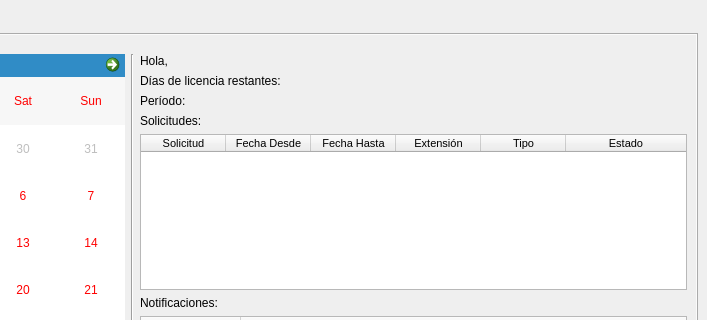
Qt form windows/EmployeeWindow.ui (santichialvo/holidaysAdministrator) before a commit; both pictures show x 443 to 1150 and y 0 to 320 of the 1150 by 515 pixel window.
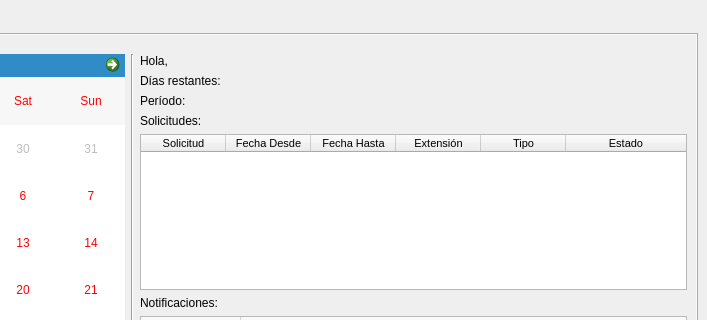
The same form after that commit. Icons and pictures are not drawn.

```diff
--- a/windows/EmployeeWindow.ui
+++ b/windows/EmployeeWindow.ui
@@ -183,13 +183,6 @@
             </column>
            </widget>
           </item>
-          <item row="1" column="0">
-           <widget class="QLabel" name="label_2">
-            <property name="text">
-             <string>Días de licencia restantes:</string>
-            </property>
-           </widget>
-          </item>
           <item row="3" column="0">
            <widget class="QLabel" name="label_3">
             <property name="text">
@@ -197,6 +190,20 @@
             </property>
            </widget>
           </item>
+          <item row="2" column="0">
+           <widget class="QLabel" name="label_periodo">
+            <property name="text">
+             <string>Período: </string>
+            </property>
+           </widget>
+          </item>
+          <item row="1" column="0">
+           <widget class="QLabel" name="label_dias">
+            <property name="text">
+             <string>Días restantes:</string>
+            </property>
+           </widget>
+          </item>
           <item row="0" column="0">
            <widget class="QLabel" name="label_presentacion">
             <property name="text">
@@ -261,13 +268,6 @@
             </column>
            </widget>
           </item>
-          <item row="2" column="0">
-           <widget class="QLabel" name="label">
-            <property name="text">
-             <string>Período: </string>
-            </property>
-           </widget>
-          </item>
          </layout>
         </item>
         <item row="0" column="0">
```
